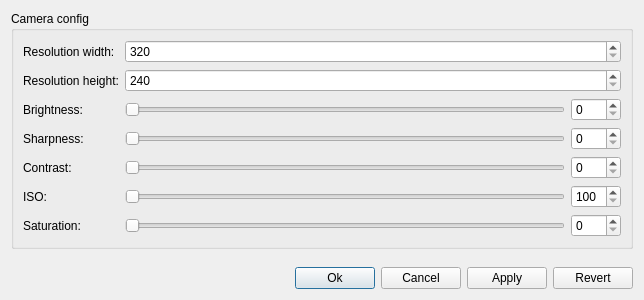
This is Source/Scanner3DClient/GUI/SettingsDialog/UI/SettingsDialog.ui in MaxGarden/Scanner3DClient as Qt 5 draws it before an edit. The edited form follows.
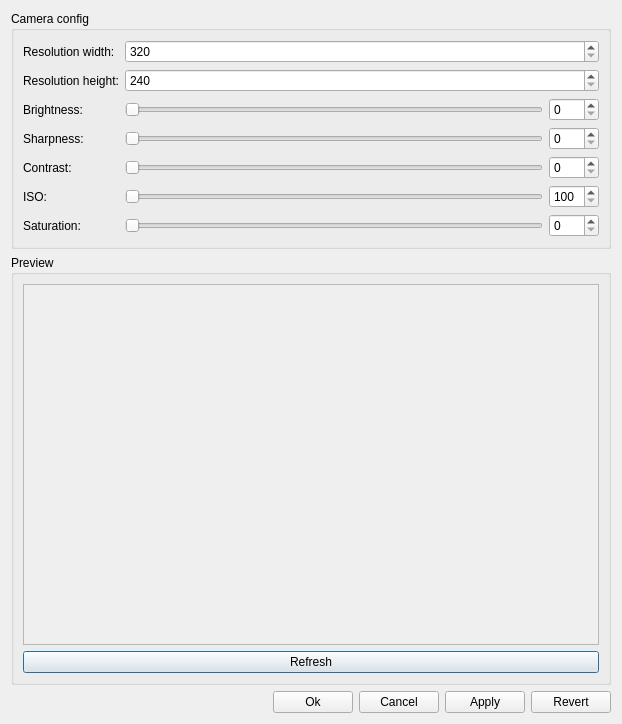
This is the edited form.

Commit message: Added preview to settings dialog.

What changed in the file:
```diff
--- a/Source/Scanner3DClient/GUI/SettingsDialog/UI/SettingsDialog.ui
+++ b/Source/Scanner3DClient/GUI/SettingsDialog/UI/SettingsDialog.ui
@@ -9,8 +9,8 @@
    <rect>
     <x>0</x>
     <y>0</y>
-    <width>644</width>
-    <height>300</height>
+    <width>622</width>
+    <height>724</height>
    </rect>
   </property>
   <property name="windowTitle">
@@ -281,17 +281,43 @@
     </widget>
    </item>
    <item>
-    <spacer name="verticalSpacer">
-     <property name="orientation">
-      <enum>Qt::Vertical</enum>
+    <widget class="QGroupBox" name="m_previewGroupBox">
+     <property name="title">
+      <string>Preview</string>
      </property>
-     <property name="sizeHint" stdset="0">
-      <size>
-       <width>20</width>
-       <height>40</height>
-      </size>
-     </property>
-    </spacer>
+     <layout class="QVBoxLayout" name="verticalLayout_2">
+      <item>
+       <widget class="QScrollArea" name="m_previewScrollArea">
+        <property name="widgetResizable">
+         <bool>true</bool>
+        </property>
+        <property name="alignment">
+         <set>Qt::AlignCenter</set>
+        </property>
+        <widget class="QLabel" name="m_previewLabel">
+         <property name="geometry">
+          <rect>
+           <x>0</x>
+           <y>0</y>
+           <width>582</width>
+           <height>372</height>
+          </rect>
+         </property>
+         <property name="text">
+          <string/>
+         </property>
+        </widget>
+       </widget>
+      </item>
+      <item>
+       <widget class="QPushButton" name="m_refreshPreviewPushButton">
+        <property name="text">
+         <string>Refresh</string>
+        </property>
+       </widget>
+      </item>
+     </layout>
+    </widget>
    </item>
    <item>
     <layout class="QHBoxLayout" name="horizontalLayout_9">
```
Left out of the diff: 19 changed lines with no effect on the pictures. The commit also changes 2 other files.
